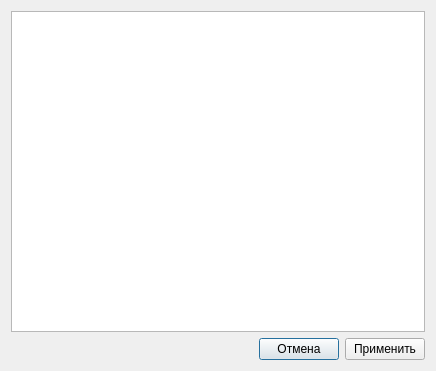
First picture: the form in source_modules/personnel_department/dialogeditrecord.ui, repository MichaelRepository/diplom_project, before the edit.
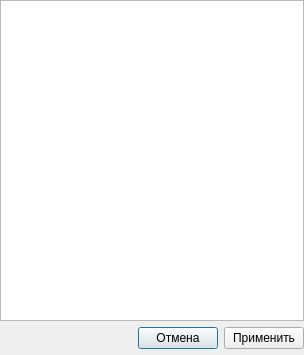
Second picture: the form after the edit.

The edit to the form file:
```diff
--- a/source_modules/personnel_department/dialogeditrecord.ui
+++ b/source_modules/personnel_department/dialogeditrecord.ui
@@ -6,10 +6,16 @@
    <rect>
     <x>0</x>
     <y>0</y>
-    <width>436</width>
-    <height>371</height>
+    <width>304</width>
+    <height>355</height>
    </rect>
   </property>
+  <property name="minimumSize">
+   <size>
+    <width>304</width>
+    <height>355</height>
+   </size>
+  </property>
   <property name="mouseTracking">
    <bool>true</bool>
   </property>
@@ -17,6 +23,18 @@
    <string>Dialog</string>
   </property>
   <layout class="QGridLayout" name="gridLayout">
+   <property name="leftMargin">
+    <number>0</number>
+   </property>
+   <property name="topMargin">
+    <number>0</number>
+   </property>
+   <property name="rightMargin">
+    <number>0</number>
+   </property>
+   <property name="bottomMargin">
+    <number>6</number>
+   </property>
    <item row="0" column="0" colspan="3">
     <widget class="QTreeView" name="treeView">
      <property name="styleSheet">
```
Left out of the diff: 16 changed lines with no effect on the pictures.
